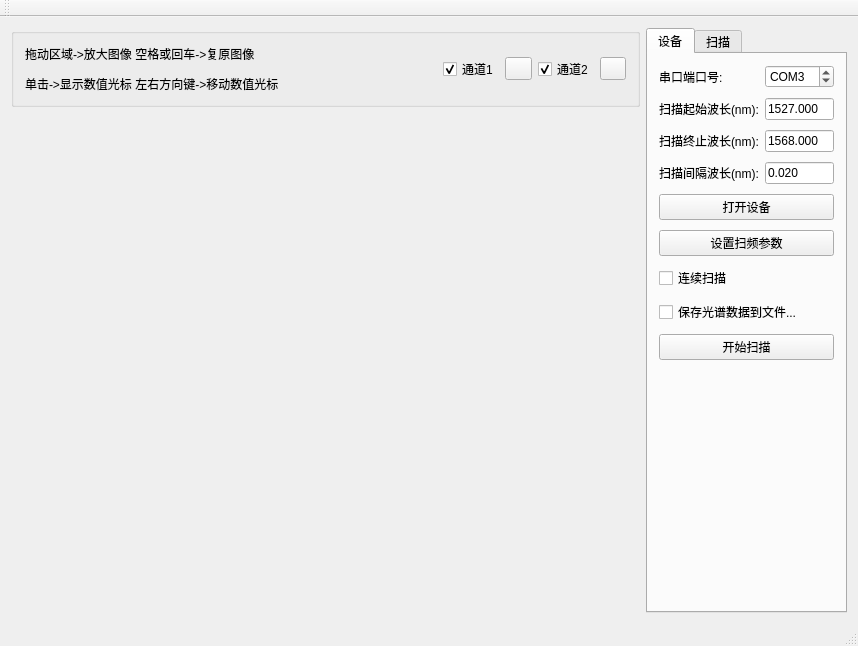
This is FBGsensor/fbgsensor.ui in gao5254/FBGsensor as Qt 5 draws it before an edit. The edited form follows.
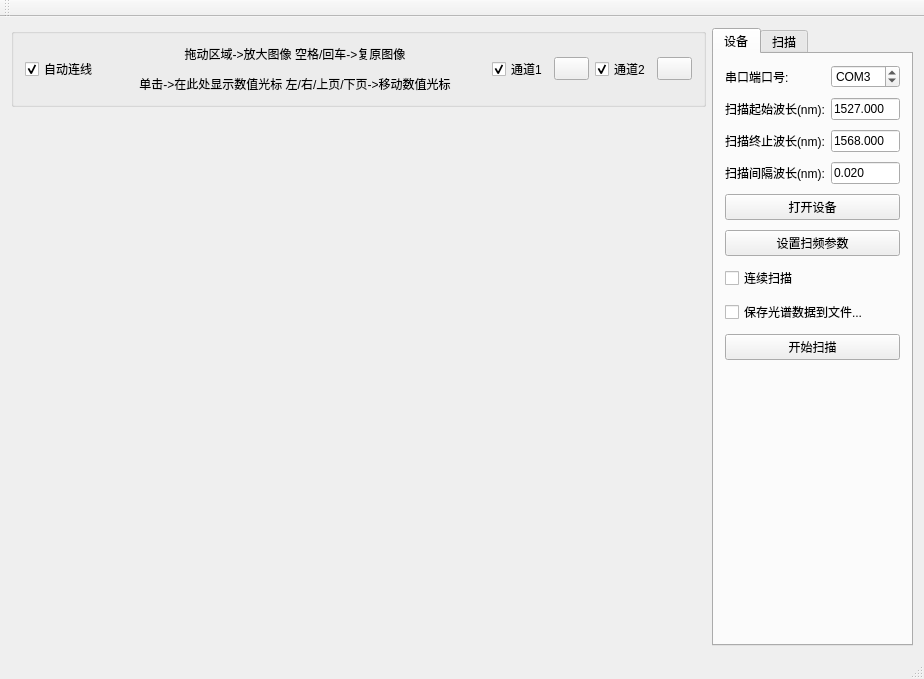
This is the edited form. Custom widgets are drawn as their Qt base class.

The edit to the form file:
```diff
--- a/FBGsensor/fbgsensor.ui
+++ b/FBGsensor/fbgsensor.ui
@@ -6,8 +6,8 @@
    <rect>
     <x>0</x>
     <y>0</y>
-    <width>858</width>
-    <height>643</height>
+    <width>924</width>
+    <height>679</height>
    </rect>
   </property>
   <property name="windowTitle">
@@ -22,11 +22,43 @@
         <property name="title">
          <string/>
         </property>
-        <layout class="QHBoxLayout" name="horizontalLayout" stretch="0,6,1,1,1,1">
+        <layout class="QHBoxLayout" name="horizontalLayout" stretch="1,1,6,1,1,1,1,1">
+         <item>
+          <widget class="QCheckBox" name="autoAttachCheck">
+           <property name="sizePolicy">
+            <sizepolicy hsizetype="Fixed" vsizetype="Fixed">
+             <horstretch>0</horstretch>
+             <verstretch>0</verstretch>
+            </sizepolicy>
+           </property>
+           <property name="text">
+            <string>自动连线</string>
+           </property>
+           <property name="checked">
+            <bool>true</bool>
+           </property>
+          </widget>
+         </item>
+         <item>
+          <spacer name="horizontalSpacer_2">
+           <property name="orientation">
+            <enum>Qt::Horizontal</enum>
+           </property>
+           <property name="sizeHint" stdset="0">
+            <size>
+             <width>40</width>
+             <height>20</height>
+            </size>
+           </property>
+          </spacer>
+         </item>
          <item>
           <widget class="QLabel" name="label_5">
            <property name="text">
-            <string>&lt;html&gt;&lt;head/&gt;&lt;body&gt;&lt;p&gt;拖动区域-&amp;gt;放大图像 空格或回车-&amp;gt;复原图像&lt;/p&gt;&lt;p&gt;单击-&amp;gt;显示数值光标 左右方向键-&amp;gt;移动数值光标&lt;/p&gt;&lt;/body&gt;&lt;/html&gt;</string>
+            <string>&lt;html&gt;&lt;head/&gt;&lt;body&gt;&lt;p&gt;拖动区域-&amp;gt;放大图像 空格/回车-&amp;gt;复原图像&lt;/p&gt;&lt;p&gt;单击-&amp;gt;在此处显示数值光标 左/右/上页/下页-&amp;gt;移动数值光标&lt;/p&gt;&lt;/body&gt;&lt;/html&gt;</string>
+           </property>
+           <property name="alignment">
+            <set>Qt::AlignCenter</set>
            </property>
           </widget>
          </item>
```
Left out of the diff: 2 changed lines with no effect on the pictures.
